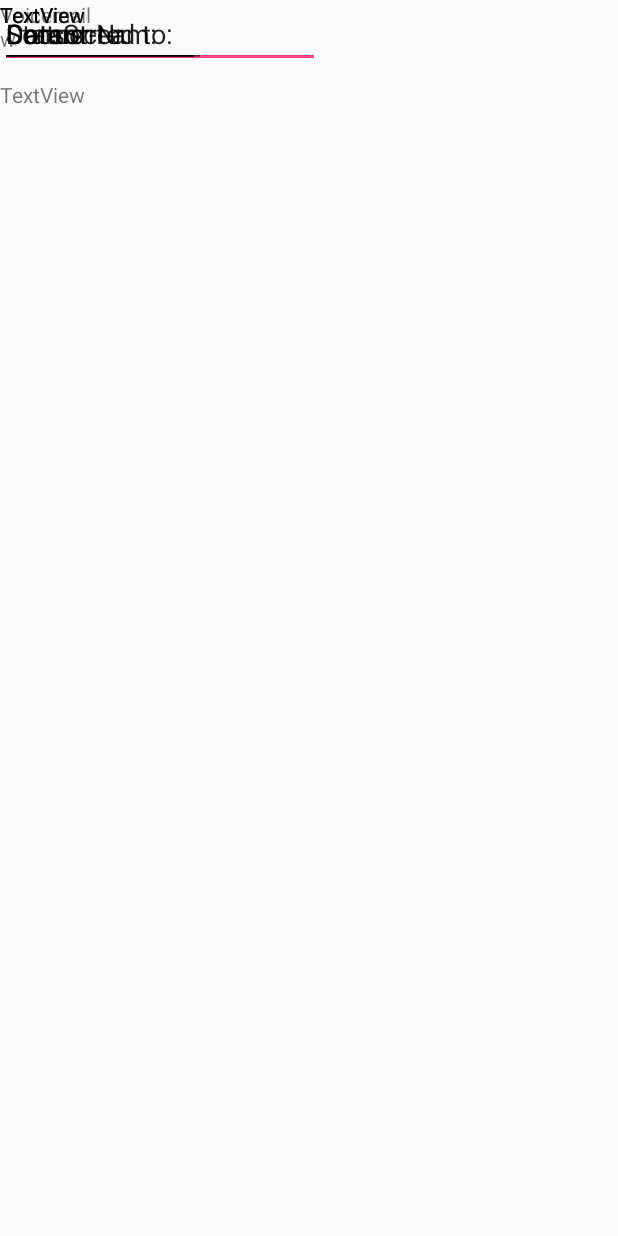
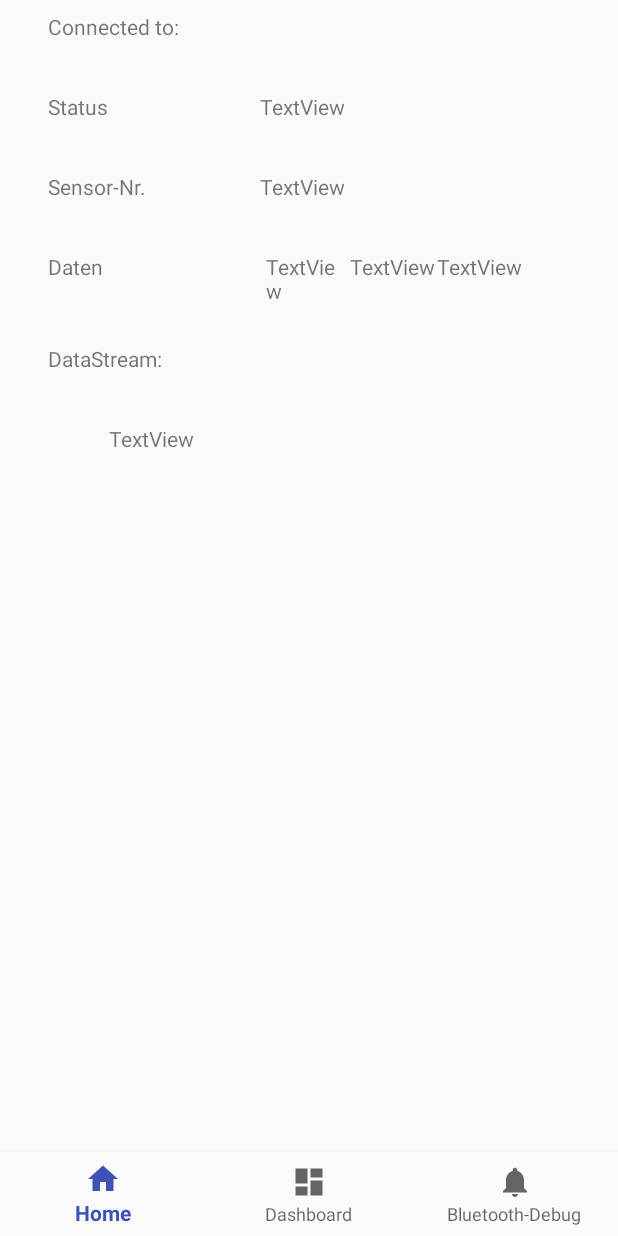
Before and after one commit to semmel86/de.adjustme.re.android.app, an Android app: the layout activity_bluetooth_data.xml on its own in the app's theme, with its tools: preview values and no code run, on a phone screen of 412 x 824 dp. Run offline under Robolectric (Android 15) with nearby library versions, the phone set to English and light mode, and no system bars.

Commit message:
created BluetoothActivity     - connect to a device with specific name     - start listening on incoming data     - show data on GUI     TODO : pairing, as the pin is known

```diff
--- a/app/src/main/AndroidManifest.xml
+++ b/app/src/main/AndroidManifest.xml
@@ -24,6 +24,10 @@
         <activity
             android:name=".DashboardDayActivity"
             android:label="@string/title_activity_dashboard_day"></activity>
-    </application>
+
+    <activity
+        android:name=".BluetoothActivity"
+        android:label="BluetoothActivity"></activity>
+</application>
 
 </manifest>
--- a/app/src/main/java/re/adjustme/de/readjustme/Configuration.java
+++ b/app/src/main/java/re/adjustme/de/readjustme/Configuration.java
@@ -3,6 +3,7 @@ package re.adjustme.de.readjustme;
 import android.Manifest;
 
 import java.util.UUID;
+
 
 /**
  * Contains the local configuration
@@ -16,7 +17,8 @@ public class Configuration {
         The UUID needed to connect to the hc-05/06 divece
     */
     public static final UUID BT_DEVICE_UUID = UUID.fromString("00001101-0000-1000-8000-00805F9B34FB");
-    public static final String BT_DEVICE_NAME=""; //TODO
+//   public static final UUID BT_DEVICE_UUID = UUID.fromString("446118f0-8b1e-11e2-9e96-0800200c9a66");
+    public static final String BT_DEVICE_NAME="DESKTOP-NH8QD8N"; //TODO
     public static final String BT_DEVICE_PIN="1234";
     /*
      Final BT Message values.
--- a/app/src/main/res/layout/activity_bluetooth_data.xml
+++ b/app/src/main/res/layout/activity_bluetooth_data.xml
@@ -10,107 +10,141 @@
         android:id="@+id/textView"
         android:layout_width="307dp"
         android:layout_height="208dp"
+        android:layout_marginEnd="32dp"
+        android:layout_marginTop="8dp"
         android:text="TextView"
-        tools:layout_editor_absoluteX="41dp"
-        tools:layout_editor_absoluteY="271dp" />
+        app:layout_constraintEnd_toEndOf="parent"
+        app:layout_constraintTop_toBottomOf="@+id/editText" />
 
-    <EditText
+    <TextView
         android:id="@+id/editText"
         android:layout_width="wrap_content"
-        android:layout_height="wrap_content"
+        android:layout_height="45dp"
+        android:layout_marginStart="32dp"
+        android:layout_marginTop="16dp"
         android:ems="10"
         android:inputType="textPersonName"
         android:text="DataStream:"
-        tools:layout_editor_absoluteX="41dp"
-        tools:layout_editor_absoluteY="225dp" />
+        app:layout_constraintStart_toStartOf="parent"
+        app:layout_constraintTop_toBottomOf="@+id/editText5" />
 
-    <EditText
+    <TextView
         android:id="@+id/editText2"
         android:layout_width="133dp"
-        android:layout_height="wrap_content"
+        android:layout_height="45dp"
+        android:layout_marginStart="32dp"
+        android:layout_marginTop="8dp"
         android:ems="10"
         android:inputType="textPersonName"
         android:text="Connected to:"
-        tools:layout_editor_absoluteX="41dp"
-        tools:layout_editor_absoluteY="16dp" />
+        app:layout_constraintStart_toStartOf="parent"
+        app:layout_constraintTop_toTopOf="parent" />
 
     <TextView
         android:id="@+id/tvDevice"
         android:layout_width="174dp"
         android:layout_height="45dp"
-        android:text="@android:string/defaultVoiceMailAlphaTag"
-        tools:layout_editor_absoluteX="174dp"
-        tools:layout_editor_absoluteY="16dp" />
+        android:layout_marginStart="8dp"
+        android:layout_marginTop="8dp"
+
+        app:layout_constraintStart_toEndOf="@+id/editText2"
+        app:layout_constraintTop_toTopOf="parent" />
 
     <TextView
         android:id="@+id/tvStatus"
         android:layout_width="172dp"
-        android:layout_height="39dp"
+        android:layout_height="45dp"
+        android:layout_marginStart="8dp"
         android:layout_marginTop="8dp"
         android:text="TextView"
-        app:layout_constraintTop_toBottomOf="@+id/tvDevice"
-        tools:layout_editor_absoluteX="174dp" />
+        app:layout_constraintStart_toEndOf="@+id/editText3"
+        app:layout_constraintTop_toBottomOf="@+id/tvDevice" />
 
     <TextView
         android:id="@+id/tvSensor"
         android:layout_width="172dp"
-        android:layout_height="38dp"
+        android:layout_height="45dp"
+        android:layout_marginStart="8dp"
+        android:layout_marginTop="8dp"
         android:text="TextView"
-        tools:layout_editor_absoluteX="174dp"
-        tools:layout_editor_absoluteY="115dp" />
+        app:layout_constraintStart_toEndOf="@+id/editText4"
+        app:layout_constraintTop_toBottomOf="@+id/tvStatus" />
 
     <TextView
         android:id="@+id/tvX"
         android:layout_width="56dp"
         android:layout_height="45dp"
+        android:layout_marginStart="8dp"
+        android:layout_marginTop="8dp"
         android:text="TextView"
-        tools:layout_editor_absoluteX="174dp"
-        tools:layout_editor_absoluteY="153dp" />
+        app:layout_constraintStart_toEndOf="@+id/editText5"
+        app:layout_constraintTop_toBottomOf="@+id/tvSensor" />
 
     <TextView
         android:id="@+id/tvY"
         android:layout_width="58dp"
         android:layout_height="45dp"
+        android:layout_marginTop="8dp"
         android:text="TextView"
-        tools:layout_editor_absoluteX="230dp"
-        tools:layout_editor_absoluteY="153dp" />
+        app:layout_constraintStart_toEndOf="@+id/tvX"
+        app:layout_constraintTop_toBottomOf="@+id/tvSensor" />
 
     <TextView
         android:id="@+id/tvZ"
         android:layout_width="wrap_content"
         android:layout_height="45dp"
+        android:layout_marginTop="8dp"
         android:text="TextView"
-        tools:layout_editor_absoluteX="288dp"
-        tools:layout_editor_absoluteY="153dp" />
+        app:layout_constraintStart_toEndOf="@+id/tvY"
+        app:layout_constraintTop_toBottomOf="@+id/tvSensor" />
 
-    <EditText
+    <TextView
         android:id="@+id/editText3"
         android:layout_width="133dp"
-        android:layout_height="wrap_content"
+        android:layout_height="45dp"
+        android:layout_marginStart="32dp"
+        android:layout_marginTop="8dp"
         android:ems="10"
         android:inputType="textPersonName"
         android:text="Status"
-        tools:layout_editor_absoluteX="41dp"
-        tools:layout_editor_absoluteY="62dp" />
+        app:layout_constraintStart_toStartOf="parent"
+        app:layout_constraintTop_toBottomOf="@+id/editText2" />
 
-    <EditText
+    <TextView
         android:id="@+id/editText4"
         android:layout_width="133dp"
-        android:layout_height="wrap_content"
+        android:layout_height="45dp"
+        android:layout_marginStart="32dp"
+        android:layout_marginTop="8dp"
         android:ems="10"
         android:inputType="textPersonName"
         android:text="Sensor-Nr."
-        tools:layout_editor_absoluteX="41dp"
-        tools:layout_editor_absoluteY="108dp" />
+        app:layout_constraintStart_toStartOf="parent"
+        app:layout_constraintTop_toBottomOf="@+id/editText3" />
 
-    <EditText
+    <TextView
         android:id="@+id/editText5"
         android:layout_width="137dp"
-        android:layout_height="wrap_content"
+        android:layout_height="45dp"
+        android:layout_marginStart="32dp"
+        android:layout_marginTop="8dp"
         android:ems="10"
         android:inputType="textPersonName"
         android:text="Daten"
-        tools:layout_editor_absoluteX="41dp"
-        tools:layout_editor_absoluteY="153dp" />
+        app:layout_constraintStart_toStartOf="parent"
+        app:layout_constraintTop_toBottomOf="@+id/editText4" />
+
+    <android.support.design.widget.BottomNavigationView
+        android:id="@+id/navigation"
+        android:layout_width="0dp"
+        android:layout_height="wrap_content"
+        android:layout_marginEnd="0dp"
+        android:layout_marginStart="0dp"
+        android:background="?android:attr/windowBackground"
+        app:layout_constraintBottom_toBottomOf="parent"
+        app:layout_constraintLeft_toLeftOf="parent"
+        app:layout_constraintRight_toRightOf="parent"
+        app:menu="@menu/navigation" />
+
 
 </android.support.constraint.ConstraintLayout>
--- a/app/src/main/res/menu/navigation.xml
+++ b/app/src/main/res/menu/navigation.xml
@@ -11,5 +11,9 @@
         android:icon="@drawable/ic_dashboard_black_24dp"
         android:title="@string/title_dashboard" />
 
+    <item
+        android:id="@+id/navigation_bluetooth"
+        android:icon="@drawable/ic_notifications_black_24dp"
+        android:title="Bluetooth-Debug" />
 
 </menu>
```
Also changed, not shown: app/src/main/java/re/adjustme/de/readjustme/BluetoothActivity.java (+49 -4 lines), app/src/main/java/re/adjustme/de/readjustme/BluetoothService.java (+27 -18 lines), app/src/main/java/re/adjustme/de/readjustme/DashboardDayActivity.java (+5 -21 lines), app/src/main/java/re/adjustme/de/readjustme/MainActivity.java (+1 -22 lines), app/src/main/java/re/adjustme/de/readjustme/MyNavigationActivity.java (added, +49 -0 lines).
